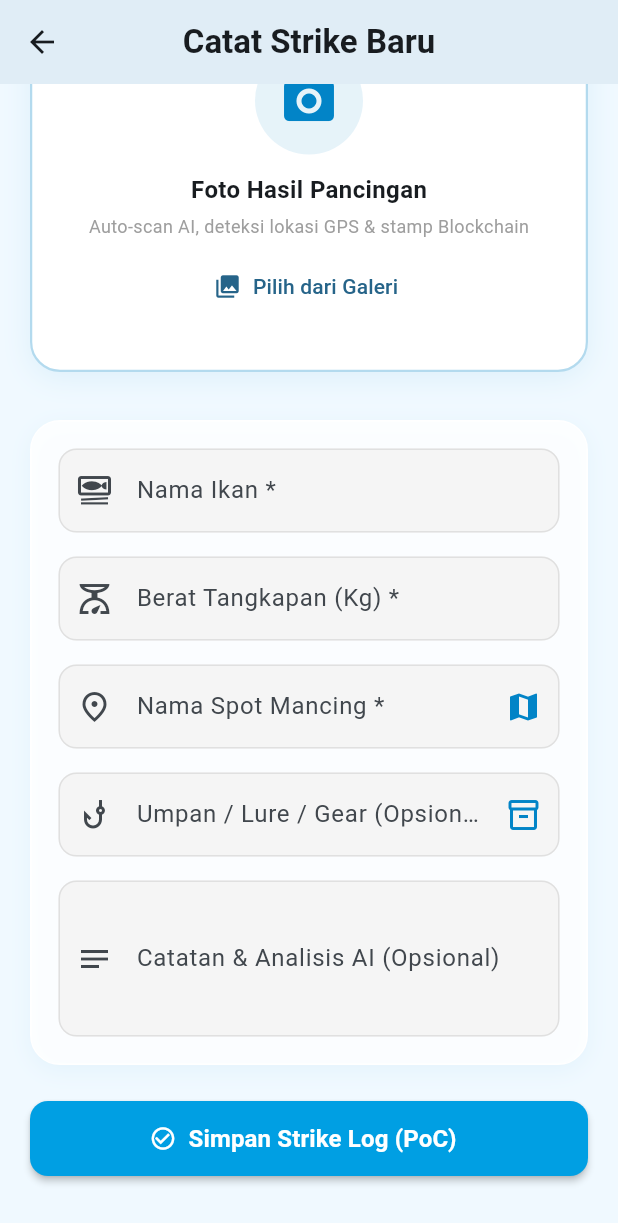
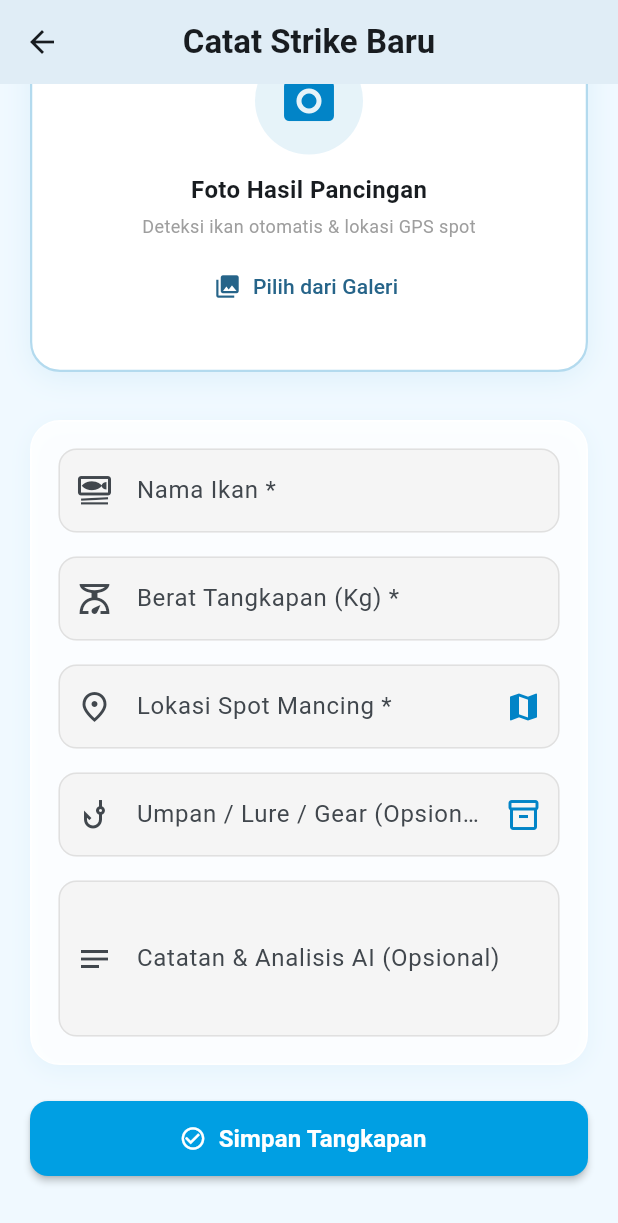
Before and after one commit to hasbisdqi/strike_log, a Flutter app: the AddStrikeScreen screen opened directly, scrolled down 78 dp, on a phone screen of 412 x 824 dp. Shown: the top 1223 px of the screen. Run offline on Flutter 3.47's test engine with Material 3 defaults, Android fonts, the phone set to English and light mode, and no system bars; our stand-ins replace fl_chart, flutter_compass, flutter_local_notifications, flutter_secure_storage, geocoding, geolocator and 6 more; accounts and stored records are empty.

Commit message:
Update UX text, AI vision rejection, and bot markdown rendering

```diff
--- a/lib/screens/about_app_screen.dart
+++ b/lib/screens/about_app_screen.dart
@@ -74,7 +74,7 @@ class AboutAppScreen extends StatelessWidget {
                   _buildSpecRow('Backend', 'Supabase PostgreSQL & Storage'),
                   _buildSpecRow('Local Database', 'Hive Flutter Box'),
                   _buildSpecRow('Keamanan', 'Biometric & SHA-256 Hash'),
-                  _buildSpecRow('Mata Kuliah', 'Praktikum Pemrograman Aplikasi Mobile'),
+                  _buildSpecRow('Mata Kuliah', 'Pemrograman Aplikasi Mobile'),
                 ],
               ),
             ),
--- a/lib/screens/add_strike_screen.dart
+++ b/lib/screens/add_strike_screen.dart
@@ -293,7 +293,7 @@ class _AddStrikeScreenState extends State<AddStrikeScreen> {
 
       if (!mounted) return;
       ScaffoldMessenger.of(context).showSnackBar(
-        const SnackBar(content: Text('Strike & Blockchain Stamp berhasil dicatat! 🎣⛓️')),
+        const SnackBar(content: Text('Tangkapan berhasil dicatat! 🎣')),
       );
       Navigator.pop(context, true);
     } catch (e) {
@@ -371,7 +371,7 @@ class _AddStrikeScreenState extends State<AddStrikeScreen> {
                                       const CircularProgressIndicator(color: Colors.white),
                                       const SizedBox(height: 12),
                                       Text(
-                                        _isLocating ? 'Mendeteksi GPS LBS Spot...' : 'AI Vision Memindai Ikan...',
+                                        _isLocating ? 'Mendeteksi Spot GPS...' : 'Memindai Foto Ikan...',
                                         style: const TextStyle(color: Colors.white, fontWeight: FontWeight.bold),
                                       ),
                                     ],
@@ -475,7 +475,7 @@ class _AddStrikeScreenState extends State<AddStrikeScreen> {
                             ),
                             const SizedBox(height: 4),
                             Text(
-                              'Auto-scan AI, deteksi lokasi GPS & stamp Blockchain',
+                              'Deteksi ikan otomatis & lokasi GPS spot',
                               style: TextStyle(color: Colors.grey.shade500, fontSize: 12),
                             ),
                             const SizedBox(height: 8),
@@ -505,7 +505,7 @@ class _AddStrikeScreenState extends State<AddStrikeScreen> {
                       const SizedBox(width: 8),
                       Expanded(
                         child: Text(
-                          'AI Vision berhasil mendeteksi ikan & GPS spot!',
+                          'Ikan & lokasi spot berhasil terdeteksi!',
                           style: TextStyle(color: Colors.teal.shade800, fontSize: 12, fontWeight: FontWeight.w600),
                         ),
                       ),
@@ -583,7 +583,7 @@ class _AddStrikeScreenState extends State<AddStrikeScreen> {
                     TextFormField(
                       controller: _spotNameController,
                       decoration: InputDecoration(
-                        labelText: 'Nama Spot Mancing *',
+                        labelText: 'Lokasi Spot Mancing *',
                         hintText: 'Misal: Waduk Jatiluhur, Muara Angke',
                         prefixIcon: const Icon(Icons.place_outlined),
                         suffixIcon: Row(
@@ -644,7 +644,7 @@ class _AddStrikeScreenState extends State<AddStrikeScreen> {
                       )
                     : const Icon(Icons.check_circle_outline),
                 label: Text(
-                  _isLoading ? 'Menyimpan & Menerbitkan Hash...' : 'Simpan Strike Log (PoC)',
+                  _isLoading ? 'Menyimpan tangkapan...' : 'Simpan Tangkapan',
                   style: const TextStyle(fontSize: 16, fontWeight: FontWeight.bold),
                 ),
               ),
--- a/lib/screens/strike_detail_screen.dart
+++ b/lib/screens/strike_detail_screen.dart
@@ -351,7 +351,7 @@ class StrikeDetailScreen extends StatelessWidget {
                       icon: Icons.tag,
                       iconColor: Colors.purple,
                       title: 'Transaction Proof Hash (TxHash)',
-                      value: '${item.blockchainHash!.substring(0, item.blockchainHash!.length > 18 ? 18 : item.blockchainHash!.length)}...',
+                      value: item.blockchainHash ?? '-',
                     ),
                     const SizedBox(height: 12),
                     ElevatedButton.icon(
--- a/lib/screens/strike_detector_screen.dart
+++ b/lib/screens/strike_detector_screen.dart
@@ -73,14 +73,14 @@ class _StrikeDetectorScreenState extends State<StrikeDetectorScreen> {
             SizedBox(width: AppSpacing.sm),
             Expanded(
               child: Text(
-                'STRIKE TERDETEKSI! 🎣',
+                'IKAN MENYAMBAR! 🎣',
                 style: TextStyle(fontWeight: FontWeight.bold, fontSize: 16),
               ),
             ),
           ],
         ),
         content: Text(
-          'Sentakan joran terdeteksi dengan kekuatan ${force.toStringAsFixed(1)} m/s²!\nSegera gulung senar pancinganmu!',
+          'Tarikan joran terdeteksi dengan kekuatan ${force.toStringAsFixed(1)} m/s²!\nSegera tarik senarmu!',
           style: const TextStyle(height: 1.4),
         ),
         actions: [
@@ -92,7 +92,7 @@ class _StrikeDetectorScreenState extends State<StrikeDetectorScreen> {
                 if (mounted) setState(() => _isStrikeTriggered = false);
               });
             },
-            child: const Text('Siap Gulung!'),
+            child: const Text('Tarik Senar!'),
           ),
         ],
       ),
@@ -209,7 +209,7 @@ class _StrikeDetectorScreenState extends State<StrikeDetectorScreen> {
                   const SizedBox(height: AppSpacing.lg),
 
                   Text(
-                    forceRatio > 0.8 ? 'SENTAKAN KUAT!' : 'Pasang HP di joran untuk mendeteksi strike',
+                    forceRatio > 0.8 ? 'TARIKAN KUAT!' : 'Pasang HP di joran untuk deteksi sambaran',
                     style: TextStyle(
                       color: forceRatio > 0.8 ? AppColors.error : AppColors.textSecondary,
                       fontWeight: FontWeight.w600,
@@ -218,7 +218,7 @@ class _StrikeDetectorScreenState extends State<StrikeDetectorScreen> {
                   ),
                   const SizedBox(height: AppSpacing.xs),
                   Text(
-                    'Puncak Tarikan: ${_maxForce.toStringAsFixed(1)} m/s²',
+                    'Tarikan Terkuat: ${_maxForce.toStringAsFixed(1)} m/s²',
                     style: const TextStyle(color: AppColors.textMuted, fontSize: 11),
                   ),
                 ],
--- a/lib/screens/tackle_box_screen.dart
+++ b/lib/screens/tackle_box_screen.dart
@@ -555,7 +555,7 @@ class _TackleBoxScreenState extends State<TackleBoxScreen> {
       backgroundColor: AppColors.background,
       appBar: AppBar(
         title: Text(
-          widget.selectMode ? 'Pilih Alat Mancing' : 'Kotak Alat (Tackle Box)',
+          widget.selectMode ? 'Pilih Alat Mancing' : 'Kotak Alat Pancing',
           style: const TextStyle(fontWeight: FontWeight.bold, fontSize: 18),
         ),
         centerTitle: true,
--- a/lib/screens/widgets/strike_card_tile.dart
+++ b/lib/screens/widgets/strike_card_tile.dart
@@ -138,7 +138,7 @@ class StrikeCardTile extends StatelessWidget {
         rawName.toLowerCase() == 'ikan misterius' ||
         rawName.toLowerCase() == 'unknown catch' ||
         rawName.toLowerCase() == 'unidentified';
-    final displayName = isUnidentified ? 'Ikan belum teridentifikasi' : rawName;
+    final displayName = isUnidentified ? 'Belum teridentifikasi' : rawName;
 
     // Berat valid
     final bool hasValidWeight = item.weightKg > 0.0;
```
Also changed, not shown: lib/screens/feedback_course_screen.dart (+6 -6 lines), lib/screens/main_navigation_screen.dart (+9 -9 lines), lib/screens/strikebot_screen.dart (+74 -6 lines).
